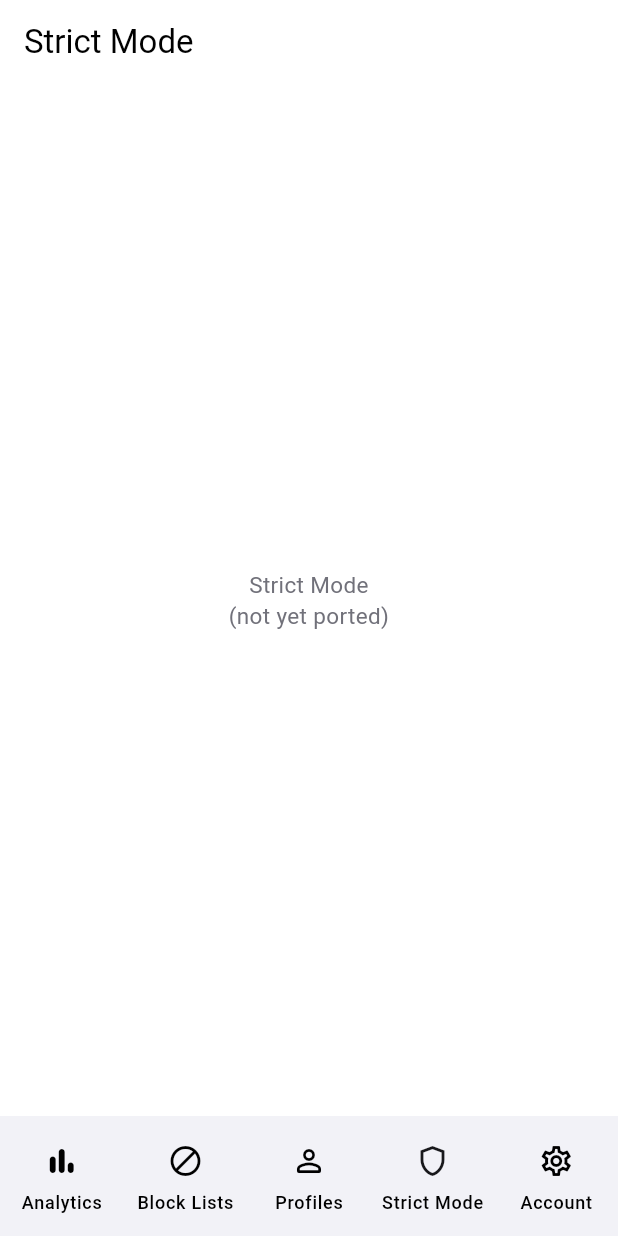
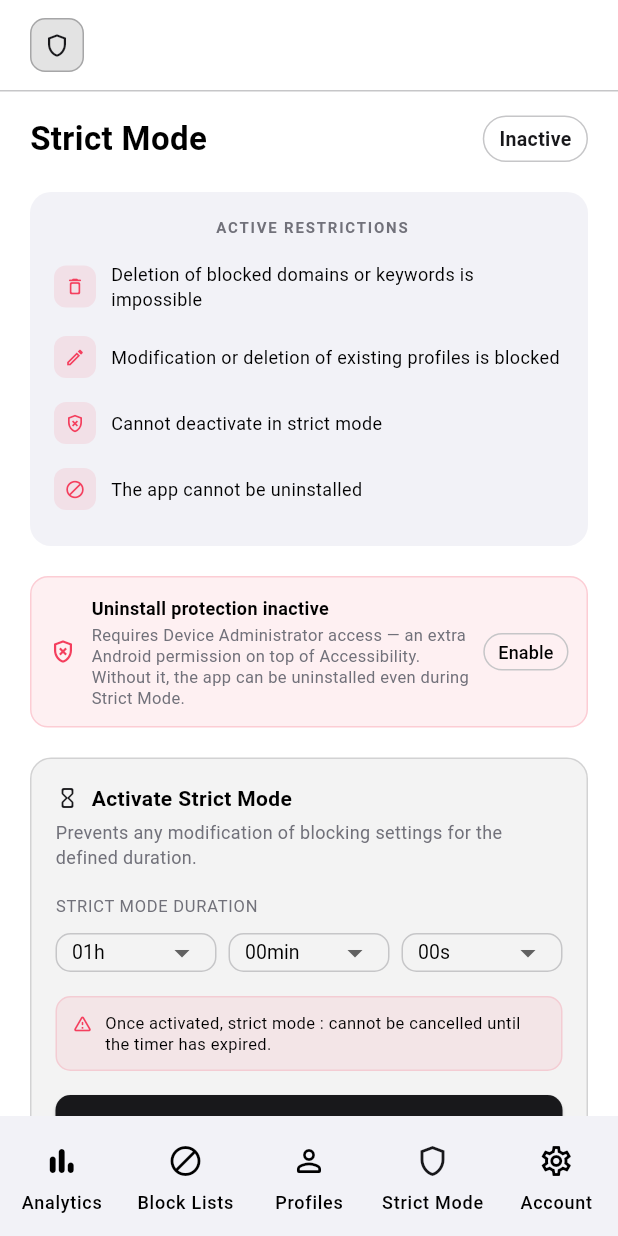
Before and after one commit to BaronAdams/blockweb_master_mobile_app, a Flutter app: the screen it shows after launch, item 4 of the bottom bar chosen, on a phone screen of 412 x 824 dp. Run offline on Flutter 3.47's test engine with Material 3 defaults, Android fonts, the phone set to English and light mode, and no system bars; our stand-ins replace flutter_riverpod, go_router, shared_preferences, supabase_flutter; accounts and stored records are empty; Roboto replaces fonts that are missing (system-ui).

Commit message:
Flutter phase 2 (checkpoint 4): Strict Mode screen
Ports app/(tabs)/strictmode.tsx: active-restrictions card, Device Admin
status card (Android-only, wired to the existing requestDeviceAdmin
bridge), live countdown when active (ticking every second, mirroring
useStrictMode's setInterval — including its periodic checkStrictExpiry
call so an expired session clears itself without needing to reopen the
screen), and the activation card (day/hour/minute/second duration
pickers — plain DropdownButton per unit rather than porting BNA UI's
modal Picker, same free/premium day-picker gating and duration cap via
maxStrictSecondsFor).

New shared widgets: CountdownCell, FaqAccordion (built on Flutter's
built-in ExpansionTile rather than porting the RN app's custom
Reanimated accordion — same expand/collapse behavior, platform-native
look instead of a pixel match).

```diff
--- a/flutter_app/lib/router/app_router.dart
+++ b/flutter_app/lib/router/app_router.dart
@@ -9,6 +9,7 @@ import '../screens/tabs/blocklists/keywords_screen.dart';
 import '../screens/tabs/blocklists/websites_screen.dart';
 import '../screens/tabs/blocklists/whitelist_screen.dart';
 import '../screens/tabs/account_screen.dart';
+import '../screens/tabs/strict_mode_screen.dart';
 import '../theme/app_theme.dart';
 
 /// Route map — a straight translation of the RN app's file-based routes
@@ -53,7 +54,7 @@ final GoRouter appRouter = GoRouter(
         GoRoute(path: '/blocklists/websites', builder: (context, state) => const WebsitesScreen()),
         GoRoute(path: '/blocklists/whitelist', builder: (context, state) => const WhitelistScreen()),
         GoRoute(path: '/profiles', builder: (context, state) => const PlaceholderScreen(title: 'Limiter Profiles')),
-        GoRoute(path: '/strictmode', builder: (context, state) => const PlaceholderScreen(title: 'Strict Mode')),
+        GoRoute(path: '/strictmode', builder: (context, state) => const StrictModeScreen()),
         GoRoute(path: '/account', builder: (context, state) => const AccountScreen()),
       ],
     ),
--- /dev/null
+++ b/flutter_app/lib/screens/tabs/strict_mode_screen.dart
@@ -0,0 +1,399 @@
+import 'dart:async';
+import 'dart:io';
+
+import 'package:flutter/material.dart';
+import 'package:flutter_riverpod/flutter_riverpod.dart';
+
+import '../../models/limits.dart';
+import '../../native/blocker_bridge.dart';
+import '../../state/app_settings.dart';
+import '../../state/app_store.dart';
+import '../../theme/app_theme.dart';
+import '../../widgets/accessibility_warning_banner.dart';
+import '../../widgets/app_card.dart';
+import '../../widgets/app_header.dart';
+import '../../widgets/countdown_cell.dart';
+import '../../widgets/faq_accordion.dart';
+import '../../widgets/section_title.dart';
+
+const _red = Color(0xFFF43F5E);
+const _green = Color(0xFF34D399);
+
+class _Remaining {
+  final int days, hours, minutes, seconds;
+  const _Remaining(this.days, this.hours, this.minutes, this.seconds);
+}
+
+/// Port of app/(tabs)/strictmode.tsx.
+class StrictModeScreen extends ConsumerStatefulWidget {
+  const StrictModeScreen({super.key});
+
+  @override
+  ConsumerState<StrictModeScreen> createState() => _StrictModeScreenState();
+}
+
+class _StrictModeScreenState extends ConsumerState<StrictModeScreen> with SingleTickerProviderStateMixin {
+  Timer? _ticker;
+  late final AnimationController _pulseController;
+
+  int _extraDays = 0;
+  int _hours = 1;
+  int _minutes = 0;
+  int _seconds = 0;
+
+  @override
+  void initState() {
+    super.initState();
+    _pulseController = AnimationController(vsync: this, duration: const Duration(milliseconds: 1200))..repeat(reverse: true);
+    // checkStrictExpiry mirrors useStrictMode's own 60s interval — run it
+    // once on mount, then every second alongside the countdown tick below
+    // (cheap no-op when not active or not yet expired).
+    WidgetsBinding.instance.addPostFrameCallback((_) => ref.read(appStoreProvider.notifier).checkStrictExpiry());
+    _ticker = Timer.periodic(const Duration(seconds: 1), (_) {
+      ref.read(appStoreProvider.notifier).checkStrictExpiry();
+      if (mounted) setState(() {});
+    });
+  }
+
+  @override
+  void dispose() {
+    _ticker?.cancel();
+    _pulseController.dispose();
+    super.dispose();
+  }
+
+  _Remaining? _remainingTime(DateTime now) {
+    final strictMode = ref.read(appStoreProvider).strictMode;
+    if (!strictMode.isActive || strictMode.expiresAt == null) return null;
+    final diff = strictMode.expiresAt! - now.millisecondsSinceEpoch;
+    if (diff <= 0) return null;
+    return _Remaining(
+      diff ~/ (86400 * 1000),
+      (diff % (86400 * 1000)) ~/ (3600 * 1000),
+      (diff % (3600 * 1000)) ~/ (60 * 1000),
+      (diff % (60 * 1000)) ~/ 1000,
+    );
+  }
+
+  @override
+  Widget build(BuildContext context) {
+    final colors = AppTheme.colorsOf(context);
+    final i18n = ref.watch(i18nProvider);
+    String t(String key) => i18n.t('strictMode', key);
+    String tc(String key) => i18n.t('common', key);
+    String tp(String key) => i18n.t('profiles', key);
+    final store = ref.watch(appStoreProvider);
+    final notifier = ref.read(appStoreProvider.notifier);
+
+    final isActive = store.strictMode.isActive;
+    final remaining = _remainingTime(DateTime.now());
+    final premium = isPremium(store.plan);
+    final maxSeconds = maxStrictSecondsFor(store.plan);
+    final maxDaysExtraRaw = (maxSeconds ~/ 86400) - 1;
+    final maxDaysExtra = maxDaysExtraRaw < 0 ? 0 : maxDaysExtraRaw;
+
+    final rawTotalSeconds = _extraDays * 86400 + _hours * 3600 + _minutes * 60 + _seconds;
+    final totalSeconds = rawTotalSeconds > maxSeconds ? maxSeconds : rawTotalSeconds;
+    final canActivate = totalSeconds > 0;
+
+    final restrictions = [t('r1'), t('r2'), tp('unableDeactivateStrict'), t('uninstallRestriction')];
+    const restrictionIcons = [Icons.delete_outline_rounded, Icons.edit_outlined, Icons.gpp_bad_outlined, Icons.block_rounded];
+
+    return Scaffold(
+      backgroundColor: colors.background,
+      body: Column(
+        children: [
+          const AppHeader(),
+          Expanded(
+            child: ListView(
+              padding: const EdgeInsets.fromLTRB(20, 16, 20, 40),
+              children: [
+                AccessibilityWarningBanner(active: isActive || store.blockedApps.isNotEmpty),
+                Row(
+                  mainAxisAlignment: MainAxisAlignment.spaceBetween,
+                  children: [
+                    Text(t('title'), style: TextStyle(fontSize: 22, fontWeight: FontWeight.w600, color: colors.foreground)),
+                    _StatusBadge(isActive: isActive, pulse: _pulseController, label: isActive ? t('activeShrt') : t('inactiveShrt')),
+                  ],
+                ),
+                const SizedBox(height: 20),
+                AppCard(
+                  padding: const EdgeInsets.all(16),
+                  children: [
+                    SectionTitle(t('restrictions')),
+                    for (int i = 0; i < restrictions.length; i++)
+                      Padding(
+                        padding: const EdgeInsets.symmetric(vertical: 8),
+                        child: Row(
+                          children: [
+                            Container(
+                              width: 28,
+                              height: 28,
+                              decoration: BoxDecoration(color: _red.withOpacity(0.1), borderRadius: BorderRadius.circular(8)),
+                              alignment: Alignment.center,
+                              child: Icon(restrictionIcons[i], size: 14, color: _red),
+                            ),
+                            const SizedBox(width: 10),
+                            Expanded(child: Text(restrictions[i], style: TextStyle(fontSize: 12, color: colors.foreground))),
+                          ],
+                        ),
+                      ),
+                  ],
+                ),
+                if (Platform.isAndroid) ...[
+                  const SizedBox(height: 20),
+                  _DeviceAdminCard(active: store.isDeviceAdminActive, t: t),
+                ],
+                const SizedBox(height: 20),
+                if (isActive && remaining != null)
+                  Container(
+                    padding: const EdgeInsets.all(16),
+                    decoration: BoxDecoration(
+                      color: colors.card,
+                      border: Border.all(color: _red.withOpacity(0.2)),
+                      borderRadius: BorderRadius.circular(14),
+                    ),
+                    child: Column(
+                      crossAxisAlignment: CrossAxisAlignment.start,
+                      children: [
+                        _StatusBadge(isActive: true, pulse: _pulseController, label: t('active'), destructive: true),
+                        const SizedBox(height: 16),
+                        Row(
+                          children: [
+                            CountdownCell(value: remaining.days, label: tc('days')),
+                            const SizedBox(width: 8),
+                            CountdownCell(value: remaining.hours, label: tc('hours')),
+                            const SizedBox(width: 8),
+                            CountdownCell(value: remaining.minutes, label: tc('minutes')),
+                            const SizedBox(width: 8),
+                            CountdownCell(value: remaining.seconds, label: tc('seconds')),
+                          ],
+                        ),
+                        const SizedBox(height: 16),
+                        Text(t('willDeactivate'),
+                            textAlign: TextAlign.center, style: TextStyle(fontSize: 12, color: colors.mutedForeground)),
+                      ],
+                    ),
+                  )
+                else
+                  Container(
+                    padding: const EdgeInsets.all(16),
+                    decoration: BoxDecoration(
+                      color: colors.primary.withOpacity(0.05),
+                      border: Border.all(color: colors.primary.withOpacity(0.15)),
+                      borderRadius: BorderRadius.circular(14),
+                    ),
+                    child: Column(
+                      crossAxisAlignment: CrossAxisAlignment.start,
+                      children: [
+                        Row(children: [
+                          Icon(Icons.hourglass_empty_rounded, size: 16, color: colors.primary),
+                          const SizedBox(width: 8),
+                          Text(t('activate'), style: TextStyle(fontSize: 14, fontWeight: FontWeight.w700, color: colors.foreground)),
+                        ]),
+                        const SizedBox(height: 4),
+                        Text(t('desc'), style: TextStyle(fontSize: 12, color: colors.mutedForeground)),
+                        const SizedBox(height: 16),
+                        Text(t('duration').toUpperCase(),
+                            style: TextStyle(fontSize: 11, letterSpacing: 0.5, color: colors.mutedForeground)),
+                        const SizedBox(height: 10),
+                        Row(
+                          children: [
+                            if (premium) ...[
+                              Expanded(
+                                child: _UnitPicker(
+                                  value: _extraDays,
+                                  max: maxDaysExtra,
+                                  suffix: tc('dayShrt'),
+                                  onChanged: (v) => setState(() => _extraDays = v),
+                                ),
+                              ),
+                              const SizedBox(width: 8),
+                            ],
+                            Expanded(
+                              child: _UnitPicker(value: _hours, max: 23, suffix: tc('hourShrt'), onChanged: (v) => setState(() => _hours = v)),
+                            ),
+                            const SizedBox(width: 8),
+                            Expanded(
+                              child: _UnitPicker(value: _minutes, max: 59, suffix: tc('minuteShrt'), onChanged: (v) => setState(() => _minutes = v)),
+                            ),
+                            const SizedBox(width: 8),
+                            Expanded(
+                              child: _UnitPicker(value: _seconds, max: 59, suffix: tc('secondShrt'), onChanged: (v) => setState(() => _seconds = v)),
+                            ),
+                          ],
+                        ),
+                        const SizedBox(height: 16),
+                        Container(
+                          padding: const EdgeInsets.all(10),
+                          decoration: BoxDecoration(
+                            color: _red.withOpacity(0.08),
+                            border: Border.all(color: _red.withOpacity(0.15)),
+                            borderRadius: BorderRadius.circular(10),
+                          ),
+                          child: Row(
+                            crossAxisAlignment: CrossAxisAlignment.start,
+                            children: [
+                              const Icon(Icons.warning_amber_rounded, size: 14, color: _red),
+                              const SizedBox(width: 8),
+                              Expanded(
+                                child: Text(
+                                  t('onceActivated').replaceAll(RegExp(r'<[^>]+>'), ''),
+                                  style: TextStyle(fontSize: 11, height: 1.3, color: colors.foreground),
+                                ),
+                              ),
+                            ],
+                          ),
+                        ),
+                        const SizedBox(height: 16),
+                        SizedBox(
+                          width: double.infinity,
+                          child: ElevatedButton(
+                            onPressed: canActivate ? () => notifier.activateStrictMode(totalSeconds) : null,
+                            style: ElevatedButton.styleFrom(
+                              backgroundColor: colors.primary,
+                              foregroundColor: colors.primaryForeground,
+                              minimumSize: const Size.fromHeight(48),
+                              shape: RoundedRectangleBorder(borderRadius: BorderRadius.circular(10)),
+                            ),
+                            child: Text(t('activate')),
+                          ),
+                        ),
+                      ],
+                    ),
+                  ),
+                const SizedBox(height: 20),
+                SectionTitle(t('tipsTitle')),
+                FaqAccordion(
+                  items: [
+                    for (final key in ['tip1', 'tip2', 'tip3', 'tip4'])
+                      FaqItem(id: key, question: t('${key}Title'), answer: t('${key}Desc')),
+                  ],
+                ),
+              ],
+            ),
+          ),
+        ],
+      ),
+    );
+  }
+}
+
+class _StatusBadge extends StatelessWidget {
+  final bool isActive;
+  final AnimationController pulse;
+  final String label;
+  final bool destructive;
+  const _StatusBadge({required this.isActive, required this.pulse, required this.label, this.destructive = false});
+
+  @override
+  Widget build(BuildContext context) {
+    final colors = AppTheme.colorsOf(context);
+    final active = isActive || destructive;
+    return Container(
+      padding: const EdgeInsets.symmetric(horizontal: 10, vertical: 5),
+      decoration: BoxDecoration(
+        color: active ? _red : Colors.transparent,
+        border: active ? null : Border.all(color: colors.border),
+        borderRadius: BorderRadius.circular(999),
+      ),
+      child: Row(
+        mainAxisSize: MainAxisSize.min,
+        children: [
+          if (active)
+            FadeTransition(
+              opacity: pulse,
+              child: Container(width: 6, height: 6, decoration: const BoxDecoration(color: Colors.white, shape: BoxShape.circle)),
+            ),
+          if (active) const SizedBox(width: 6),
+          Text(label, style: TextStyle(fontSize: 13, fontWeight: FontWeight.w600, color: active ? Colors.white : colors.primary)),
+        ],
+      ),
+    );
+  }
+}
+
+class _DeviceAdminCard extends StatelessWidget {
+  final bool active;
+  final String Function(String) t;
+  const _DeviceAdminCard({required this.active, required this.t});
+
+  @override
+  Widget build(BuildContext context) {
+    final colors = AppTheme.colorsOf(context);
+    final color = active ? _green : _red;
+    return Container(
+      padding: const EdgeInsets.all(12),
+      decoration: BoxDecoration(
+        color: color.withOpacity(0.08),
+        border: Border.all(color: color.withOpacity(0.2)),
+        borderRadius: BorderRadius.circular(12),
+      ),
+      child: Row(
+        crossAxisAlignment: CrossAxisAlignment.center,
+        children: [
+          Icon(active ? Icons.verified_user_outlined : Icons.gpp_bad_outlined, size: 18, color: color),
+          const SizedBox(width: 10),
+          Expanded(
+            child: Column(
+              crossAxisAlignment: CrossAxisAlignment.start,
+              children: [
+                Text(active ? t('deviceAdminActive') : t('deviceAdminInactive'),
+                    style: TextStyle(fontSize: 12, fontWeight: FontWeight.w600, color: colors.foreground)),
+                if (!active) ...[
+                  const SizedBox(height: 2),
+                  Text(t('deviceAdminDesc'), style: TextStyle(fontSize: 11, height: 1.3, color: colors.mutedForeground)),
+                ],
+              ],
+            ),
+          ),
+          if (!active)
+            OutlinedButton(
+              onPressed: () => BlockerBridge.requestDeviceAdmin(t('deviceAdminExplanation')),
+              style: OutlinedButton.styleFrom(
+                side: BorderSide(color: colors.border),
+                foregroundColor: colors.foreground,
+                padding: const EdgeInsets.symmetric(horizontal: 10, vertical: 4),
+                minimumSize: Size.zero,
+                tapTargetSize: MaterialTapTargetSize.shrinkWrap,
+              ),
+              child: Text(t('deviceAdminEnable'), style: const TextStyle(fontSize: 12)),
+            ),
+        ],
+      ),
+    );
+  }
+}
+
+class _UnitPicker extends StatelessWidget {
+  final int value;
+  final int max;
+  final String suffix;
+  final ValueChanged<int> onChanged;
+  const _UnitPicker({required this.value, required this.max, required this.suffix, required this.onChanged});
+
+  @override
+  Widget build(BuildContext context) {
+    final colors = AppTheme.colorsOf(context);
+    return Container(
+      padding: const EdgeInsets.symmetric(horizontal: 10),
+      decoration: BoxDecoration(border: Border.all(color: colors.border), borderRadius: BorderRadius.circular(10)),
+      child: DropdownButtonHideUnderline(
+        child: DropdownButton<int>(
+          value: value,
+          isExpanded: true,
+          isDense: true,
+          dropdownColor: colors.card,
+          style: TextStyle(fontSize: 13, color: colors.foreground),
+          items: [
+            for (int i = 0; i <= max; i++)
+              DropdownMenuItem(value: i, child: Text('${i.toString().padLeft(2, '0')}$suffix')),
+          ],
+          onChanged: (v) {
+            if (v != null) onChanged(v);
+          },
+        ),
+      ),
+    );
+  }
+}
--- /dev/null
+++ b/flutter_app/lib/widgets/countdown_cell.dart
@@ -0,0 +1,37 @@
+import 'package:flutter/material.dart';
+import '../theme/app_theme.dart';
+
+/// Port of components/CountdownCell.tsx.
+class CountdownCell extends StatelessWidget {
+  final int value;
+  final String label;
+  const CountdownCell({super.key, required this.value, required this.label});
+
+  @override
+  Widget build(BuildContext context) {
+    final colors = AppTheme.colorsOf(context);
+    return Expanded(
+      child: Container(
+        padding: const EdgeInsets.all(12),
+        decoration: BoxDecoration(
+          color: colors.background,
+          border: Border.all(color: colors.border),
+          borderRadius: BorderRadius.circular(10),
+        ),
+        child: Column(
+          children: [
+            Text(
+              value.toString().padLeft(2, '0'),
+              style: TextStyle(fontSize: 28, fontWeight: FontWeight.w700, fontFamily: 'monospace', color: colors.foreground),
+            ),
+            const SizedBox(height: 2),
+            Text(
+              label.toUpperCase(),
+              style: const TextStyle(fontSize: 9, fontWeight: FontWeight.w600, color: Color(0xFF71717A)),
+            ),
+          ],
+        ),
+      ),
+    );
+  }
+}
--- /dev/null
+++ b/flutter_app/lib/widgets/faq_accordion.dart
@@ -0,0 +1,51 @@
+import 'package:flutter/material.dart';
+import '../theme/app_theme.dart';
+
+class FaqItem {
+  final String id;
+  final String question;
+  final String answer;
+  const FaqItem({required this.id, required this.question, required this.answer});
+}
+
+/// Port of components/FaqAccordion.tsx — uses Flutter's built-in
+/// ExpansionTile rather than a hand-rolled Reanimated accordion; same
+/// expand/collapse behavior, native platform look instead of a pixel
+/// match of the RN component's custom animation.
+class FaqAccordion extends StatelessWidget {
+  final List<FaqItem> items;
+  const FaqAccordion({super.key, required this.items});
+
+  @override
+  Widget build(BuildContext context) {
+    final colors = AppTheme.colorsOf(context);
+    return Container(
+      decoration: BoxDecoration(
+        color: colors.card,
+        borderRadius: BorderRadius.circular(14),
+      ),
+      clipBehavior: Clip.antiAlias,
+      child: Theme(
+        data: Theme.of(context).copyWith(dividerColor: colors.border),
+        child: Column(
+          children: [
+            for (int i = 0; i < items.length; i++) ...[
+              if (i > 0) Container(height: 1, color: colors.border),
+              ExpansionTile(
+                title: Text(items[i].question,
+                    style: TextStyle(fontSize: 13, fontWeight: FontWeight.w600, color: colors.foreground)),
+                iconColor: colors.primary,
+                collapsedIconColor: colors.mutedForeground,
+                childrenPadding: const EdgeInsets.fromLTRB(16, 0, 16, 14),
+                expandedCrossAxisAlignment: CrossAxisAlignment.start,
+                children: [
+                  Text(items[i].answer, style: TextStyle(fontSize: 12, height: 1.4, color: colors.mutedForeground)),
+                ],
+              ),
+            ],
+          ],
+        ),
+      ),
+    );
+  }
+}
```
